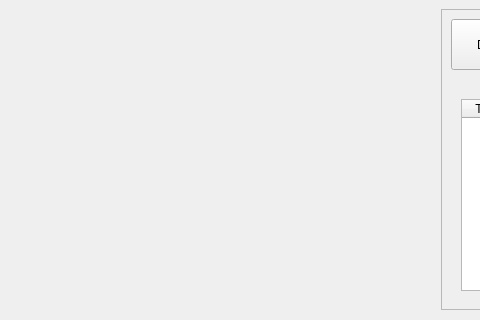
Qt form src/mainwindow.ui (ludovicl/Examesure-Linux) before a commit; both pictures show x 0 to 480 and y 180 to 500 of the 650 by 500 pixel window.
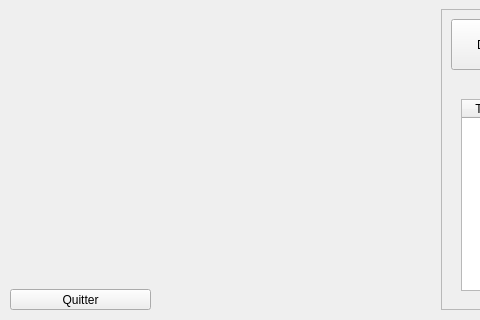
The same form after that commit.

Commit message: Dernier push avant revue

```diff
--- a/src/mainwindow.ui
+++ b/src/mainwindow.ui
@@ -89,7 +89,7 @@
       <x>20</x>
       <y>180</y>
       <width>391</width>
-      <height>281</height>
+      <height>261</height>
      </rect>
     </property>
     <property name="font">
@@ -345,6 +345,19 @@
      </property>
     </widget>
    </widget>
+   <widget class="QPushButton" name="pushButton">
+    <property name="geometry">
+     <rect>
+      <x>10</x>
+      <y>450</y>
+      <width>141</width>
+      <height>21</height>
+     </rect>
+    </property>
+    <property name="text">
+     <string>Quitter</string>
+    </property>
+   </widget>
    <zorder>frame_3</zorder>
    <zorder>frame_4</zorder>
    <zorder>frame</zorder>
```
Left out of the diff: 11 changed lines with no effect on the pictures. The commit also changes 12 other files.
